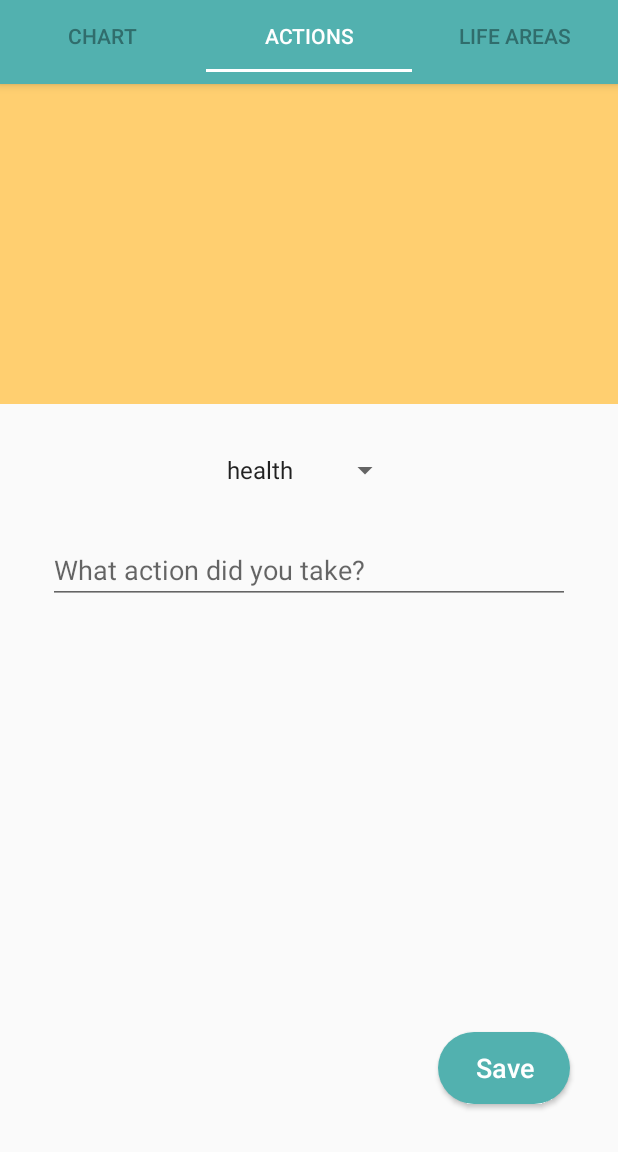
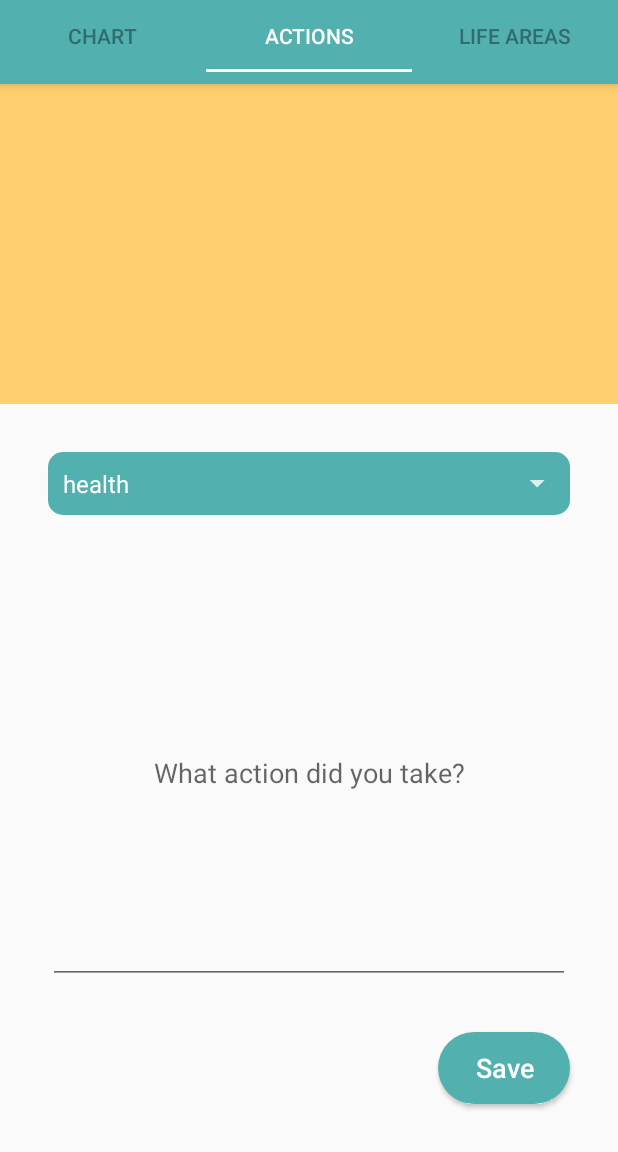
Before and after one commit to TaraPhelan/Assign5, an Android app: the screen it shows after launch (MainActivity), tab 2 chosen, on a phone screen of 412 x 824 dp, the part 84-1236 px from its top. Run offline under Robolectric (Android 15) with nearby library versions, the phone set to English and light mode, and no system bars; our stand-ins replace Firebase (no records; nobody signed in at launch, a user with empty details on screens opened directly); libraries missing offline, so code that uses them is left out: com.github.mikephil.charting.

Commit message:
Styling finished on existing UI elements in Actions tab

```diff
--- a/app/src/main/java/com/example/sdaassign52021taraphelan/Actions.java
+++ b/app/src/main/java/com/example/sdaassign52021taraphelan/Actions.java
@@ -2,6 +2,7 @@ package com.example.sdaassign52021taraphelan;
 
 import android.content.Context;
 import android.content.SharedPreferences;
+import android.graphics.Color;
 import android.os.Bundle;
 import android.util.Log;
 import android.view.LayoutInflater;
@@ -12,6 +13,7 @@ import android.widget.ArrayAdapter;
 import android.widget.Button;
 import android.widget.EditText;
 import android.widget.Spinner;
+import android.widget.TextView;
 import android.widget.Toast;
 
 import androidx.annotation.NonNull;
@@ -91,7 +93,7 @@ public class Actions extends Fragment implements AdapterView.OnItemSelectedListe
                                         Log.i(TAG, String.valueOf(doc.get("numberOfDocuments")));
                                         long newCollectionSize = (Long.parseLong(String.valueOf(doc.get("numberOfDocuments")))) + 1;
 
-                                                //((long) doc.get("numberOfDocuments")) + 1;
+                                                    //((long) doc.get("numberOfDocuments")) + 1;
 
 
 
@@ -206,7 +208,7 @@ public class Actions extends Fragment implements AdapterView.OnItemSelectedListe
         arrayList.add(sharedPreferences.getString(LIFE_AREA_5,defaultLifeAreas[4]));
         arrayList.add(sharedPreferences.getString(LIFE_AREA_6,defaultLifeAreas[5]));*/
 
-        ArrayAdapter<String> arrayAdapter = new ArrayAdapter<String>(getContext(), android.R.layout.simple_spinner_item, arrayList);
+        ArrayAdapter<String> arrayAdapter = new ArrayAdapter<String>(getContext(), R.layout.spinner_textview, arrayList);
         arrayAdapter.setDropDownViewResource(android.R.layout.simple_spinner_dropdown_item);
         spinner.setAdapter(arrayAdapter);
         spinner.setOnItemSelectedListener(this);
--- a/app/src/main/java/com/example/sdaassign52021taraphelan/LifeAreas.java
+++ b/app/src/main/java/com/example/sdaassign52021taraphelan/LifeAreas.java
@@ -260,7 +260,11 @@ public class LifeAreas extends Fragment {
 
         String newLine = getString(R.string.new_line);
 
-        lifeAreasDisplay.setText(yourLifeAreas + newLine + newLine);
+        lifeAreasDisplay.setText(yourLifeAreas);
+        for (int newLineCounter = 0; newLineCounter < 2; newLineCounter ++) {
+            lifeAreasDisplay.append(newLine);
+        }
+
         for (int i = 0; i < lifeAreasFromSharedPreferences.length; i++) {
             lifeAreasDisplay.append(lifeAreasFromSharedPreferences[i] + getString(R.string.new_line));
         }
--- /dev/null
+++ b/app/src/main/res/drawable/spinner_style.xml
@@ -0,0 +1,19 @@
+<?xml version="1.0" encoding="utf-8"?>
+<!-- spinner styling tutorial found at https://www.youtube.com/watch?v=7MKgq1M0UEA -->
+<selector xmlns:android="http://schemas.android.com/apk/res/android">
+    <item>
+        <layer-list>
+            <item>
+                <shape android:shape="rectangle">
+                    <solid android:color="@color/colorPrimary"/>
+                    <corners android:radius="10dp"/>
+                    <padding android:right="10dp"/>
+                </shape>
+            </item>
+            <item>
+                <bitmap android:gravity="center|end" android:src="@drawable/ic_down"/>
+            </item>
+        </layer-list>
+    </item>
+
+</selector>
--- a/app/src/main/res/layout/fragment_actions.xml
+++ b/app/src/main/res/layout/fragment_actions.xml
@@ -20,9 +20,12 @@
 
     <Spinner
         android:id="@+id/spinner"
-        android:layout_width="wrap_content"
+        android:layout_width="0dp"
         android:layout_height="wrap_content"
+        android:layout_marginStart="32dp"
         android:layout_marginTop="32dp"
+        android:layout_marginEnd="32dp"
+        android:background="@drawable/spinner_style"
         app:layout_constraintEnd_toEndOf="parent"
         app:layout_constraintHorizontal_bias="0.498"
         app:layout_constraintStart_toStartOf="parent"
@@ -31,11 +34,14 @@
     <MultiAutoCompleteTextView
         android:id="@+id/actionSummary"
         android:layout_width="0dp"
-        android:layout_height="wrap_content"
+        android:layout_height="0dp"
         android:layout_marginStart="32dp"
         android:layout_marginTop="32dp"
         android:layout_marginEnd="32dp"
+        android:layout_marginBottom="32dp"
         android:hint="@string/action_hint"
+        android:textAlignment="center"
+        app:layout_constraintBottom_toTopOf="@+id/saveAction"
         app:layout_constraintEnd_toEndOf="parent"
         app:layout_constraintStart_toStartOf="parent"
         app:layout_constraintTop_toBottomOf="@+id/spinner" />
--- /dev/null
+++ b/app/src/main/res/layout/spinner_textview.xml
@@ -0,0 +1,10 @@
+<?xml version="1.0" encoding="utf-8"?>
+<TextView xmlns:android="http://schemas.android.com/apk/res/android"
+    android:layout_width="match_parent"
+    android:layout_height="match_parent"
+    android:padding="10dp"
+    android:textSize="16sp"
+    android:textColor="@color/activeTab"
+    >
+
+</TextView>
```
Also changed, not shown: app/src/main/res/drawable-hdpi/ic_down.png (added), app/src/main/res/drawable-mdpi/ic_down.png (added), app/src/main/res/drawable-xhdpi/ic_down.png (added), app/src/main/res/drawable-xxhdpi/ic_down.png (added).
